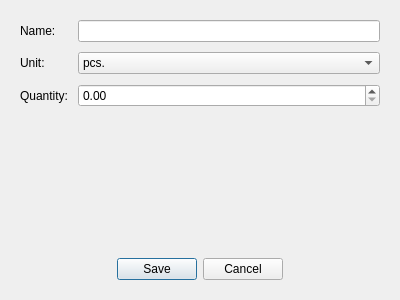
Above: ui/materialDialog.ui from MagdaOleksandrTeam/ProductionPlanner before the change. Below: the same form after it.
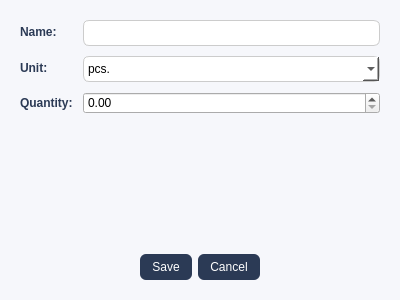
That is the form after the change.

```diff
--- a/ui/materialDialog.ui
+++ b/ui/materialDialog.ui
@@ -17,30 +17,30 @@
             <string notr="true">QDialog {
                 background-color: #f6f7fb;
                 border-radius: 10px;
-                }
+}
 
-                QLabel {
-                font-weight: bold;
-                color: #2b3a55;
+QLabel {
+	font-weight: bold;
+	color: #2b3a55;
+}
 
+QLineEdit, QComboBox, QTextEdit, QSpinBox {
+	border: 1px solid #ccc;
+	border-radius: 6px;
+	padding: 4px;
+	 background-color: #ffffff;
+}
+ 
+QDialogButtonBox QPushButton {
+	background-color: #2b3a55;
+	color: white;
+	border-radius: 6px;
+	padding: 6px 12px;
+}
 
-                QLineEdit, QComboBox, QTextEdit, QSpinBox {
-                border: 1px solid #ccc;
-                border-radius: 6px;
-                padding: 4px;
-                background-color: #ffffff;
-                }
-
-                QDialogButtonBox QPushButton {
-                background-color: #2b3a55;
-                color: white;
-                border-radius: 6px;
-                padding: 6px 12px;
-                }
-
-                QDialogButtonBox QPushButton:hover {
-                background-color: #3b4f70;
-                }</string>
+QDialogButtonBox QPushButton:hover {
+background-color: #3b4f70;
+}</string>
         </property>
         <layout class="QVBoxLayout" name="mainLayout">
             <property name="spacing">
```
Left out of the diff: 12 changed lines with no effect on the pictures. Lines whose indentation alone changed are shown as unchanged.
